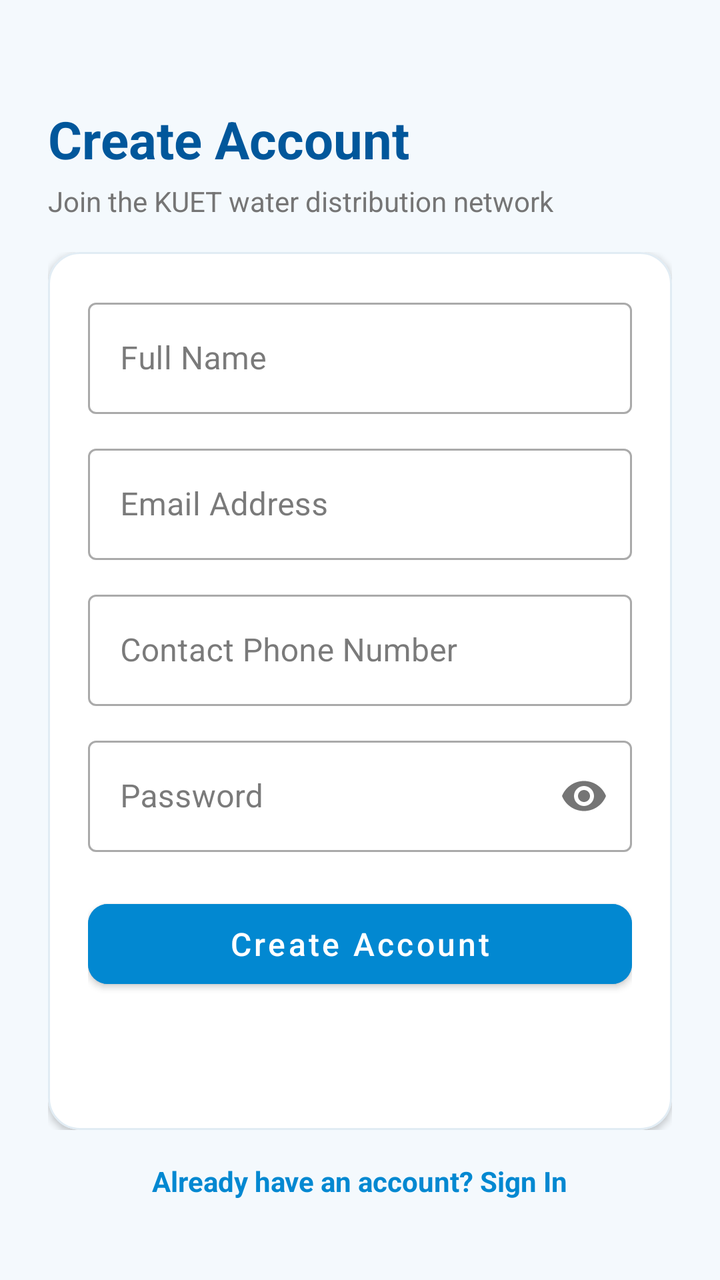
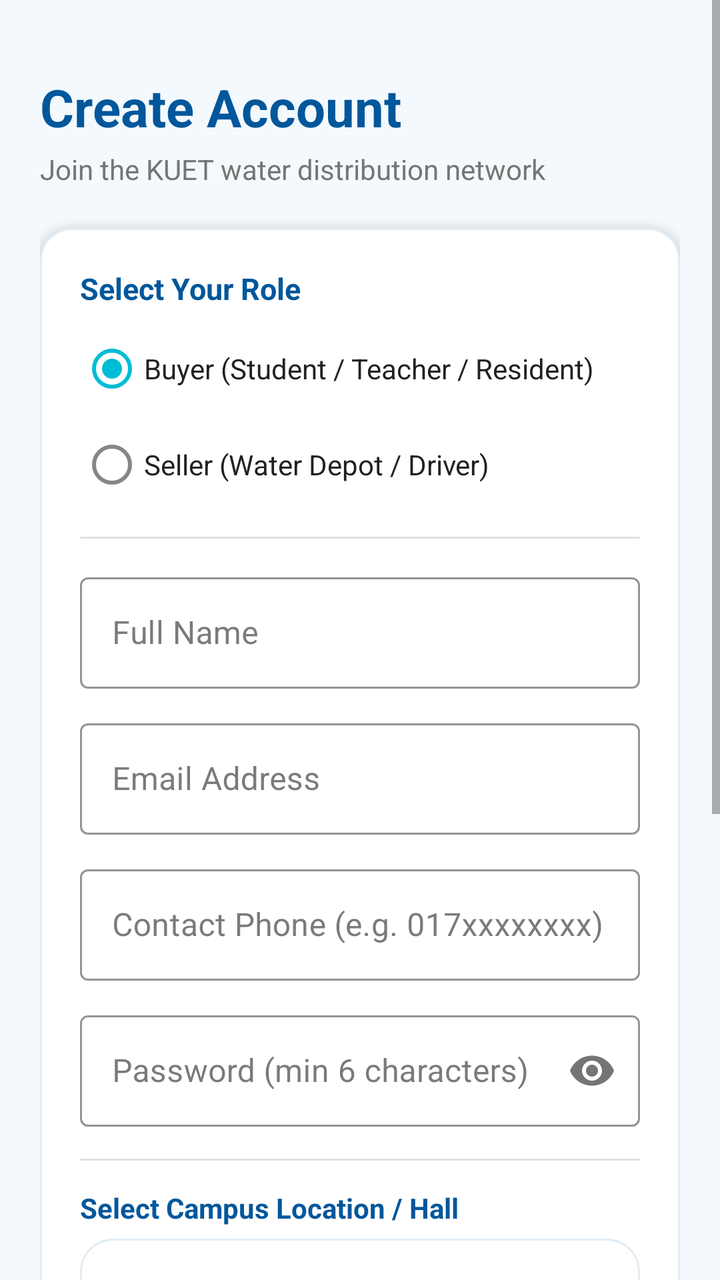

The first picture is an Android layout as it rendered before a commit; the second is the same layout after the commit. The layout source and the unified diff follow.
<!-- AndroidManifest.xml: application theme Theme.AquaDrop -->
<!-- res/layout/activity_register.xml -->
<?xml version="1.0" encoding="utf-8"?>
<androidx.constraintlayout.widget.ConstraintLayout xmlns:android="http://schemas.android.com/apk/res/android"
    xmlns:app="http://schemas.android.com/apk/res-auto"
    android:layout_width="match_parent"
    android:layout_height="match_parent"
    android:background="@color/background"
    android:padding="24dp">

    <TextView
        android:id="@+id/tvRegisterTitle"
        android:layout_width="wrap_content"
        android:layout_height="wrap_content"
        android:layout_marginTop="28dp"
        android:text="@string/register_title"
        android:textColor="@color/primary_dark"
        android:textSize="26sp"
        android:textStyle="bold"
        app:layout_constraintStart_toStartOf="parent"
        app:layout_constraintTop_toTopOf="parent" />

    <TextView
        android:id="@+id/tvRegisterSubtitle"
        android:layout_width="wrap_content"
        android:layout_height="wrap_content"
        android:layout_marginTop="4dp"
        android:text="@string/register_subtitle"
        android:textColor="@color/text_secondary"
        android:textSize="14sp"
        app:layout_constraintStart_toStartOf="parent"
        app:layout_constraintTop_toBottomOf="@+id/tvRegisterTitle" />

    <ScrollView
        android:layout_width="0dp"
        android:layout_height="0dp"
        android:layout_marginTop="16dp"
        android:layout_marginBottom="16dp"
        android:fillViewport="true"
        app:layout_constraintBottom_toTopOf="@+id/tvGoToLogin"
        app:layout_constraintEnd_toEndOf="parent"
        app:layout_constraintStart_toStartOf="parent"
        app:layout_constraintTop_toBottomOf="@+id/tvRegisterSubtitle">

        <com.google.android.material.card.MaterialCardView
            android:layout_width="match_parent"
            android:layout_height="wrap_content"
            app:cardBackgroundColor="@color/card_background"
            app:cardCornerRadius="16dp"
            app:cardElevation="2dp"
            app:strokeColor="@color/card_stroke"
            app:strokeWidth="1dp">

            <LinearLayout
                android:layout_width="match_parent"
                android:layout_height="wrap_content"
                android:orientation="vertical"
                android:padding="20dp">

                <com.google.android.material.textfield.TextInputLayout
                    android:id="@+id/tilFullName"
                    style="@style/Widget.MaterialComponents.TextInputLayout.OutlinedBox"
                    android:layout_width="match_parent"
                    android:layout_height="wrap_content"
                    android:hint="@string/name_hint">

                    <com.google.android.material.textfield.TextInputEditText
                        android:id="@+id/etFullName"
                        android:layout_width="match_parent"
                        android:layout_height="wrap_content"
                        android:inputType="textPersonName" />
                </com.google.android.material.textfield.TextInputLayout>

                <com.google.android.material.textfield.TextInputLayout
                    android:id="@+id/tilRegEmail"
                    style="@style/Widget.MaterialComponents.TextInputLayout.OutlinedBox"
                    android:layout_width="match_parent"
                    android:layout_height="wrap_content"
                    android:layout_marginTop="12dp"
                    android:hint="@string/email_hint">

                    <com.google.android.material.textfield.TextInputEditText
                        android:id="@+id/etRegEmail"
                        android:layout_width="match_parent"
                        android:layout_height="wrap_content"
                        android:inputType="textEmailAddress" />
                </com.google.android.material.textfield.TextInputLayout>

                <com.google.android.material.textfield.TextInputLayout
                    android:id="@+id/tilRegPhone"
                    style="@style/Widget.MaterialComponents.TextInputLayout.OutlinedBox"
                    android:layout_width="match_parent"
                    android:layout_height="wrap_content"
                    android:layout_marginTop="12dp"
                    android:hint="@string/phone_hint">

                    <com.google.android.material.textfield.TextInputEditText
                        android:id="@+id/etRegPhone"
                        android:layout_width="match_parent"
                        android:layout_height="wrap_content"
                        android:inputType="phone" />
                </com.google.android.material.textfield.TextInputLayout>

                <com.google.android.material.textfield.TextInputLayout
                    android:id="@+id/tilRegPassword"
                    style="@style/Widget.MaterialComponents.TextInputLayout.OutlinedBox"
                    android:layout_width="match_parent"
                    android:layout_height="wrap_content"
                    android:layout_marginTop="12dp"
                    android:hint="@string/password_hint"
                    app:passwordToggleEnabled="true">

                    <com.google.android.material.textfield.TextInputEditText
                        android:id="@+id/etRegPassword"
                        android:layout_width="match_parent"
                        android:layout_height="wrap_content"
                        android:inputType="textPassword" />
                </com.google.android.material.textfield.TextInputLayout>

                <com.google.android.material.button.MaterialButton
                    android:id="@+id/btnRegister"
                    android:layout_width="match_parent"
                    android:layout_height="52dp"
                    android:layout_marginTop="20dp"
                    android:backgroundTint="@color/primary"
                    android:text="@string/btn_register"
                    android:textAllCaps="false"
                    android:textColor="@color/white"
                    android:textSize="16sp"
                    app:cornerRadius="10dp" />

            </LinearLayout>

        </com.google.android.material.card.MaterialCardView>

    </ScrollView>

    <TextView
        android:id="@+id/tvGoToLogin"
        android:layout_width="wrap_content"
        android:layout_height="wrap_content"
        android:layout_marginBottom="16dp"
        android:onClick="navigateToLogin"
        android:text="@string/have_account_prompt"
        android:textColor="@color/primary"
        android:textSize="14sp"
        android:textStyle="bold"
        app:layout_constraintBottom_toBottomOf="parent"
        app:layout_constraintEnd_toEndOf="parent"
        app:layout_constraintStart_toStartOf="parent" />

</androidx.constraintlayout.widget.ConstraintLayout>
<!-- resources referenced by this layout -->
<resources>
  <color name="background">#F4F9FD</color>
  <color name="card_background">#FFFFFF</color>
  <color name="card_stroke">#E1ECF4</color>
  <color name="primary">#0288D1</color>
  <color name="primary_dark">#01579B</color>
  <color name="text_secondary">#757575</color>
  <color name="white">#FFFFFF</color>
  <string name="btn_register">Create Account</string>
  <string name="email_hint">Email Address</string>
  <string name="have_account_prompt">Already have an account? Sign In</string>
  <string name="name_hint">Full Name</string>
  <string name="password_hint">Password</string>
  <string name="phone_hint">Contact Phone Number</string>
  <string name="register_subtitle">Join the KUET water distribution network</string>
  <string name="register_title">Create Account</string>
  <style name="Theme.AquaDrop" parent="Theme.MaterialComponents.Light.NoActionBar">
          
          <item name="colorPrimary">@color/primary</item>
          <item name="colorPrimaryVariant">@color/primary_dark</item>
          <item name="colorOnPrimary">@color/white</item>
  
          
          <item name="colorSecondary">@color/accent</item>
          <item name="colorSecondaryVariant">@color/primary</item>
          <item name="colorOnSecondary">@color/white</item>
  
          
          <item name="android:statusBarColor">@color/primary_dark</item>
          <item name="android:windowLightStatusBar">false</item>
          <item name="android:navigationBarColor">@color/white</item>
          <item name="android:windowLightNavigationBar" tools:targetApi="27">true</item>
  
          
          <item name="android:windowBackground">@color/background</item>
          <item name="colorSurface">@color/card_background</item>
          <item name="colorOnSurface">@color/text_primary</item>
      </style>
  <color name="accent">#00BCD4</color>
  <color name="text_primary">#212121</color>
</resources>

<!-- the commit's change to res/layout/activity_register.xml (unified diff, before → after) -->
@@ -3,148 +3,278 @@
     xmlns:app="http://schemas.android.com/apk/res-auto"
     android:layout_width="match_parent"
     android:layout_height="match_parent"
-    android:background="@color/background"
-    android:padding="24dp">
-
-    <TextView
-        android:id="@+id/tvRegisterTitle"
-        android:layout_width="wrap_content"
-        android:layout_height="wrap_content"
-        android:layout_marginTop="28dp"
-        android:text="@string/register_title"
-        android:textColor="@color/primary_dark"
-        android:textSize="26sp"
-        android:textStyle="bold"
-        app:layout_constraintStart_toStartOf="parent"
-        app:layout_constraintTop_toTopOf="parent" />
-
-    <TextView
-        android:id="@+id/tvRegisterSubtitle"
-        android:layout_width="wrap_content"
-        android:layout_height="wrap_content"
-        android:layout_marginTop="4dp"
-        android:text="@string/register_subtitle"
-        android:textColor="@color/text_secondary"
-        android:textSize="14sp"
-        app:layout_constraintStart_toStartOf="parent"
-        app:layout_constraintTop_toBottomOf="@+id/tvRegisterTitle" />
+    android:background="@color/background">
 
     <ScrollView
-        android:layout_width="0dp"
-        android:layout_height="0dp"
-        android:layout_marginTop="16dp"
-        android:layout_marginBottom="16dp"
-        android:fillViewport="true"
-        app:layout_constraintBottom_toTopOf="@+id/tvGoToLogin"
-        app:layout_constraintEnd_toEndOf="parent"
-        app:layout_constraintStart_toStartOf="parent"
-        app:layout_constraintTop_toBottomOf="@+id/tvRegisterSubtitle">
-
-        <com.google.android.material.card.MaterialCardView
+        android:layout_width="match_parent"
+        android:layout_height="match_parent"
+        android:fillViewport="true">
+
+        <LinearLayout
             android:layout_width="match_parent"
             android:layout_height="wrap_content"
-            app:cardBackgroundColor="@color/card_background"
-            app:cardCornerRadius="16dp"
-            app:cardElevation="2dp"
-            app:strokeColor="@color/card_stroke"
-            app:strokeWidth="1dp">
-
-            <LinearLayout
+            android:orientation="vertical"
+            android:padding="20dp">
+
+            
+            <TextView
+                android:id="@+id/tvRegisterTitle"
+                android:layout_width="wrap_content"
+                android:layout_height="wrap_content"
+                android:layout_marginTop="16dp"
+                android:text="@string/register_title"
+                android:textColor="@color/primary_dark"
+                android:textSize="26sp"
+                android:textStyle="bold" />
+
+            <TextView
+                android:id="@+id/tvRegisterSubtitle"
+                android:layout_width="wrap_content"
+                android:layout_height="wrap_content"
+                android:layout_marginTop="4dp"
+                android:text="@string/register_subtitle"
+                android:textColor="@color/text_secondary"
+                android:textSize="14sp" />
+
+            
+            <com.google.android.material.card.MaterialCardView
                 android:layout_width="match_parent"
                 android:layout_height="wrap_content"
-                android:orientation="vertical"
-                android:padding="20dp">
-
-                <com.google.android.material.textfield.TextInputLayout
-                    android:id="@+id/tilFullName"
-                    style="@style/Widget.MaterialComponents.TextInputLayout.OutlinedBox"
+                android:layout_marginTop="20dp"
+                app:cardBackgroundColor="@color/card_background"
+                app:cardCornerRadius="16dp"
+                app:cardElevation="3dp"
+                app:strokeColor="@color/card_stroke"
+                app:strokeWidth="1dp">
+
+                <LinearLayout
                     android:layout_width="match_parent"
                     android:layout_height="wrap_content"
-                    android:hint="@string/name_hint">
-
-                    <com.google.android.material.textfield.TextInputEditText
-                        android:id="@+id/etFullName"
-                        android:layout_width="match_parent"
-                        android:layout_height="wrap_content"
-                        android:inputType="textPersonName" />
-                </com.google.android.material.textfield.TextInputLayout>
-
-                <com.google.android.material.textfield.TextInputLayout
-                    android:id="@+id/tilRegEmail"
-                    style="@style/Widget.MaterialComponents.TextInputLayout.OutlinedBox"
-                    android:layout_width="match_parent"
-                    android:layout_height="wrap_content"
-                    android:layout_marginTop="12dp"
-                    android:hint="@string/email_hint">
-
-                    <com.google.android.material.textfield.TextInputEditText
-                        android:id="@+id/etRegEmail"
-                        android:layout_width="match_parent"
-                        android:layout_height="wrap_content"
-                        android:inputType="textEmailAddress" />
-                </com.google.android.material.textfield.TextInputLayout>
-
-                <com.google.android.material.textfield.TextInputLayout
-                    android:id="@+id/tilRegPhone"
-                    style="@style/Widget.MaterialComponents.TextInputLayout.OutlinedBox"
-                    android:layout_width="match_parent"
-                    android:layout_height="wrap_content"
-                    android:layout_marginTop="12dp"
-                    android:hint="@string/phone_hint">
-
-                    <com.google.android.material.textfield.TextInputEditText
-                        android:id="@+id/etRegPhone"
-                        android:layout_width="match_parent"
-                        android:layout_height="wrap_content"
-                        android:inputType="phone" />
-                </com.google.android.material.textfield.TextInputLayout>
-
-                <com.google.android.material.textfield.TextInputLayout
-                    android:id="@+id/tilRegPassword"
-                    style="@style/Widget.MaterialComponents.TextInputLayout.OutlinedBox"
-                    android:layout_width="match_parent"
-                    android:layout_height="wrap_content"
-                    android:layout_marginTop="12dp"
-                    android:hint="@string/password_hint"
-                    app:passwordToggleEnabled="true">
-
-                    <com.google.android.material.textfield.TextInputEditText
-                        android:id="@+id/etRegPassword"
-                        android:layout_width="match_parent"
-                        android:layout_height="wrap_content"
-                        android:inputType="textPassword" />
-                </com.google.android.material.textfield.TextInputLayout>
-
-                <com.google.android.material.button.MaterialButton
-                    android:id="@+id/btnRegister"
-                    android:layout_width="match_parent"
-                    android:layout_height="52dp"
-                    android:layout_marginTop="20dp"
-                    android:backgroundTint="@color/primary"
-                    android:text="@string/btn_register"
-                    android:textAllCaps="false"
-                    android:textColor="@color/white"
-                    android:textSize="16sp"
-                    app:cornerRadius="10dp" />
-
-            </LinearLayout>
-
-        </com.google.android.material.card.MaterialCardView>
-
+                    android:orientation="vertical"
+                    android:padding="20dp">
+
+                    
+                    <TextView
+                        android:layout_width="wrap_content"
+                        android:layout_height="wrap_content"
+                        android:text="@string/role_prompt"
+                        android:textColor="@color/primary_dark"
+                        android:textSize="15sp"
+                        android:textStyle="bold" />
+
+                    <RadioGroup
+                        android:id="@+id/rgRole"
+                        android:layout_width="match_parent"
+                        android:layout_height="wrap_content"
+                        android:layout_marginTop="6dp"
+                        android:orientation="vertical">
+
+                        <RadioButton
+                            android:id="@+id/rbBuyer"
+                            android:layout_width="wrap_content"
+                            android:layout_height="wrap_content"
+                            android:checked="true"
+                            android:text="@string/role_buyer_label"
+                            android:textColor="@color/text_primary"
+                            android:textSize="14sp" />
+
+                        <RadioButton
+                            android:id="@+id/rbSeller"
+                            android:layout_width="wrap_content"
+                            android:layout_height="wrap_content"
+                            android:text="@string/role_seller_label"
+                            android:textColor="@color/text_primary"
+                            android:textSize="14sp" />
+                    </RadioGroup>
+
+                    <View
+                        android:layout_width="match_parent"
+                        android:layout_height="1dp"
+                        android:layout_marginTop="12dp"
+                        android:layout_marginBottom="14dp"
+                        android:background="@color/divider" />
+
+                    
+                    <com.google.android.material.textfield.TextInputLayout
+                        android:id="@+id/tilFullName"
+                        style="@style/Widget.MaterialComponents.TextInputLayout.OutlinedBox"
+                        android:layout_width="match_parent"
+                        android:layout_height="wrap_content"
+                        android:hint="@string/name_hint"
+                        app:boxStrokeColor="@color/primary"
+                        app:hintTextColor="@color/primary">
+
+                        <com.google.android.material.textfield.TextInputEditText
+                            android:id="@+id/etFullName"
+                            android:layout_width="match_parent"
+                            android:layout_height="wrap_content"
+                            android:inputType="textPersonName"
+                            android:maxLines="1" />
+                    </com.google.android.material.textfield.TextInputLayout>
+
+                    
+                    <com.google.android.material.textfield.TextInputLayout
+                        android:id="@+id/tilRegEmail"
+                        style="@style/Widget.MaterialComponents.TextInputLayout.OutlinedBox"
+                        android:layout_width="match_parent"
+                        android:layout_height="wrap_content"
+                        android:layout_marginTop="12dp"
+                        android:hint="@string/email_hint"
+                        app:boxStrokeColor="@color/primary"
+                        app:hintTextColor="@color/primary">
+
+                        <com.google.android.material.textfield.TextInputEditText
+                            android:id="@+id/etRegEmail"
+                            android:layout_width="match_parent"
+                            android:layout_height="wrap_content"
+                            android:inputType="textEmailAddress"
+                            android:maxLines="1" />
+                    </com.google.android.material.textfield.TextInputLayout>
+
+                    
+                    <com.google.android.material.textfield.TextInputLayout
+                        android:id="@+id/tilRegPhone"
+                        style="@style/Widget.MaterialComponents.TextInputLayout.OutlinedBox"
+                        android:layout_width="match_parent"
+                        android:layout_height="wrap_content"
+                        android:layout_marginTop="12dp"
+                        android:hint="@string/phone_hint"
+                        app:boxStrokeColor="@color/primary"
+                        app:hintTextColor="@color/primary">
+
+                        <com.google.android.material.textfield.TextInputEditText
+                            android:id="@+id/etRegPhone"
+                            android:layout_width="match_parent"
+                            android:layout_height="wrap_content"
+                            android:inputType="phone"
+                            android:maxLines="1" />
+                    </com.google.android.material.textfield.TextInputLayout>
+
+                    
+                    <com.google.android.material.textfield.TextInputLayout
+                        android:id="@+id/tilRegPassword"
+                        style="@style/Widget.MaterialComponents.TextInputLayout.OutlinedBox"
+                        android:layout_width="match_parent"
+                        android:layout_height="wrap_content"
+                        android:layout_marginTop="12dp"
+                        android:hint="@string/password_hint"
+                        app:boxStrokeColor="@color/primary"
+                        app:hintTextColor="@color/primary"
+                        app:passwordToggleEnabled="true">
+
+                        <com.google.android.material.textfield.TextInputEditText
+                            android:id="@+id/etRegPassword"
+                            android:layout_width="match_parent"
+                            android:layout_height="wrap_content"
+                            android:inputType="textPassword"
+                            android:maxLines="1" />
+                    </com.google.android.material.textfield.TextInputLayout>
+
+                    <View
+                        android:layout_width="match_parent"
+                        android:layout_height="1dp"
+                        android:layout_marginTop="16dp"
+                        android:layout_marginBottom="14dp"
+                        android:background="@color/divider" />
+
+                    
+                    <TextView
+                        android:layout_width="wrap_content"
+                        android:layout_height="wrap_content"
+                        android:text="@string/location_prompt"
+                        android:textColor="@color/primary_dark"
+                        android:textSize="14sp"
+                        android:textStyle="bold" />
+
+                    <Spinner
+                        android:id="@+id/spinnerLocation"
+                        android:layout_width="match_parent"
+                        android:layout_height="48dp"
+                        android:layout_marginTop="6dp"
+                        android:background="@drawable/bg_rounded_card"
+                        android:paddingStart="12dp"
+                        android:paddingEnd="12dp" />
+
+                    
+                    <com.google.android.material.textfield.TextInputLayout
+                        android:id="@+id/tilRoomOrFlat"
+                        style="@style/Widget.MaterialComponents.TextInputLayout.OutlinedBox"
+                        android:layout_width="match_parent"
+                        android:layout_height="wrap_content"
+                        android:layout_marginTop="12dp"
+                        android:hint="@string/room_flat_hint"
+                        app:boxStrokeColor="@color/primary"
+                        app:hintTextColor="@color/primary">
+
+                        <com.google.android.material.textfield.TextInputEditText
+                            android:id="@+id/etRoomOrFlat"
+                            android:layout_width="match_parent"
+                            android:layout_height="wrap_content"
+                            android:inputType="text"
+                            android:maxLines="1" />
+                    </com.google.android.material.textfield.TextInputLayout>
+
+                    
+                    <com.google.android.material.textfield.TextInputLayout
+                        android:id="@+id/tilFloorNumber"
+                        style="@style/Widget.MaterialComponents.TextInputLayout.OutlinedBox"
+                        android:layout_width="match_parent"
+                        android:layout_height="wrap_content"
+                        android:layout_marginTop="12dp"
+                        android:hint="@string/floor_hint"
+                        app:boxStrokeColor="@color/primary"
+                        app:hintTextColor="@color/primary">
+
+                        <com.google.android.material.textfield.TextInputEditText
+                            android:id="@+id/etFloorNumber"
+                            android:layout_width="match_parent"
+                            android:layout_height="wrap_content"
+                            android:inputType="number"
+                            android:maxLines="1" />
+                    </com.google.android.material.textfield.TextInputLayout>
+
+                    
+                    <ProgressBar
+                        android:id="@+id/progressBarRegister"
+                        android:layout_width="32dp"
+                        android:layout_height="32dp"
+                        android:layout_gravity="center_horizontal"
+                        android:layout_marginTop="16dp"
+                        android:indeterminateTint="@color/primary"
+                        android:visibility="gone" />
+
+                    
+                    <com.google.android.material.button.MaterialButton
+                        android:id="@+id/btnRegister"
+                        android:layout_width="match_parent"
+                        android:layout_height="52dp"
+                        android:layout_marginTop="18dp"
+                        android:backgroundTint="@color/primary"
+                        android:text="@string/btn_register"
+                        android:textAllCaps="false"
+                        android:textColor="@color/white"
+                        android:textSize="16sp"
+                        app:cornerRadius="10dp" />
+
+                </LinearLayout>
+
+            </com.google.android.material.card.MaterialCardView>
+
+            
+            <TextView
+                android:id="@+id/tvGoToLogin"
+                android:layout_width="wrap_content"
+                android:layout_height="wrap_content"
+                android:layout_gravity="center_horizontal"
+                android:layout_marginTop="20dp"
+                android:layout_marginBottom="28dp"
+                android:padding="8dp"
+                android:text="@string/have_account_prompt"
+                android:textColor="@color/primary"
+                android:textSize="14sp"
+                android:textStyle="bold" />
+
+        </LinearLayout>
     </ScrollView>
 
-    <TextView
-        android:id="@+id/tvGoToLogin"
-        android:layout_width="wrap_content"
-        android:layout_height="wrap_content"
-        android:layout_marginBottom="16dp"
-        android:onClick="navigateToLogin"
-        android:text="@string/have_account_prompt"
-        android:textColor="@color/primary"
-        android:textSize="14sp"
-        android:textStyle="bold"
-        app:layout_constraintBottom_toBottomOf="parent"
-        app:layout_constraintEnd_toEndOf="parent"
-        app:layout_constraintStart_toStartOf="parent" />
-
 </androidx.constraintlayout.widget.ConstraintLayout>
<!-- resource entries referenced after the edit -->
@@ -3,18 +3,35 @@
   <color name="background">#F4F9FD</color>
   <color name="card_background">#FFFFFF</color>
   <color name="card_stroke">#E1ECF4</color>
+  <color name="divider">#E0E0E0</color>
   <color name="primary">#0288D1</color>
   <color name="primary_dark">#01579B</color>
   <color name="text_secondary">#757575</color>
   <color name="white">#FFFFFF</color>
-  <string name="btn_register">Create Account</string>
+  <!-- drawable bg_rounded_card (drawable) -->
+  <?xml version="1.0" encoding="utf-8"?>
+  <shape xmlns:android="http://schemas.android.com/apk/res/android"
+      android:shape="rectangle">
+      <solid android:color="@color/card_background" />
+      <corners android:radius="16dp" />
+      <stroke
+          android:width="1dp"
+          android:color="@color/card_stroke" />
+  </shape>
+  <string name="btn_register">Register Account</string>
   <string name="email_hint">Email Address</string>
+  <string name="floor_hint">Floor Number (0 = Ground, 1–6)</string>
   <string name="have_account_prompt">Already have an account? Sign In</string>
+  <string name="location_prompt">Select Campus Location / Hall</string>
   <string name="name_hint">Full Name</string>
-  <string name="password_hint">Password</string>
-  <string name="phone_hint">Contact Phone Number</string>
+  <string name="password_hint">Password (min 6 characters)</string>
+  <string name="phone_hint">Contact Phone (e.g. 017xxxxxxxx)</string>
   <string name="register_subtitle">Join the KUET water distribution network</string>
   <string name="register_title">Create Account</string>
+  <string name="role_buyer_label">Buyer (Student / Teacher / Resident)</string>
+  <string name="role_prompt">Select Your Role</string>
+  <string name="role_seller_label">Seller (Water Depot / Driver)</string>
+  <string name="room_flat_hint">Room / House / Flat No.</string>
   <style name="Theme.AquaDrop" parent="Theme.MaterialComponents.Light.NoActionBar">
           
           <item name="colorPrimary">@color/primary</item>
